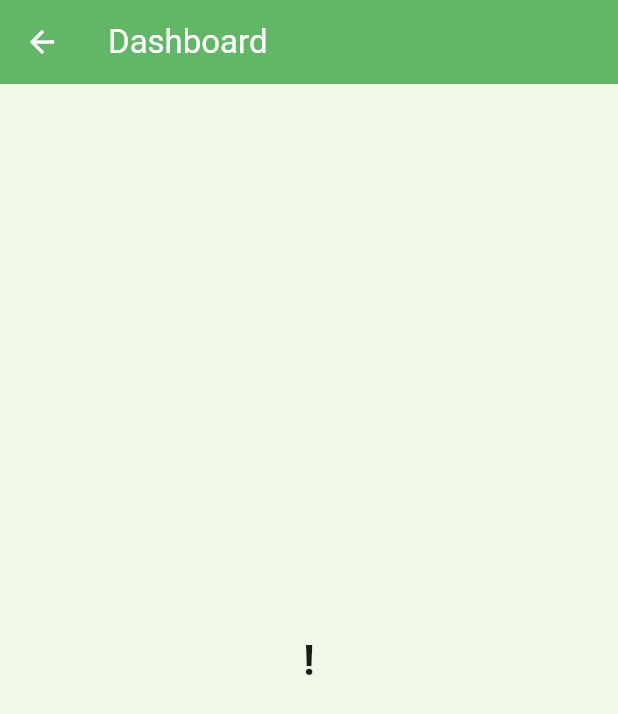
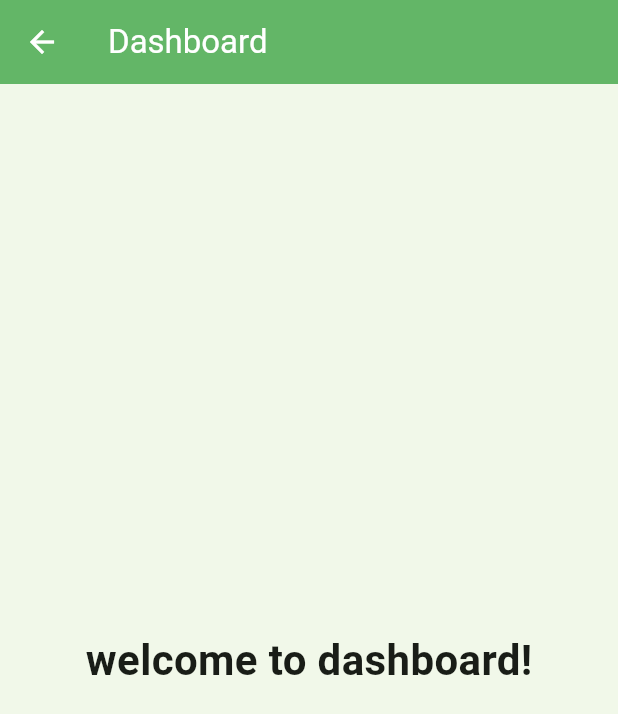
Before and after one commit to Bibek1604/Play_sync_, a Flutter app: the DashboardScreen screen opened by its route, on a phone screen of 412 x 824 dp. Shown: the top 714 px of the screen. Run offline on Flutter 3.47's test engine with Material 3 defaults, Android fonts, the phone set to English and light mode, and no system bars.

Commit message:
sprint 1 screen added

```diff
--- a/lib/screens/dashboard/dashboard_screen.dart
+++ b/lib/screens/dashboard/dashboard_screen.dart
@@ -7,7 +7,7 @@ class DashboardScreen extends StatelessWidget {
     return Scaffold(
       appBar: AppBar(title: const Text("Dashboard"), backgroundColor: Color(0xFF66BB6A)),
       body: const Center(
-        child: Text("!", style: TextStyle(fontSize: 28, fontWeight: FontWeight.bold)),
+        child: Text("welcome to dashboard!", style: TextStyle(fontSize: 28, fontWeight: FontWeight.bold)),
       ),
     );
   }
```
